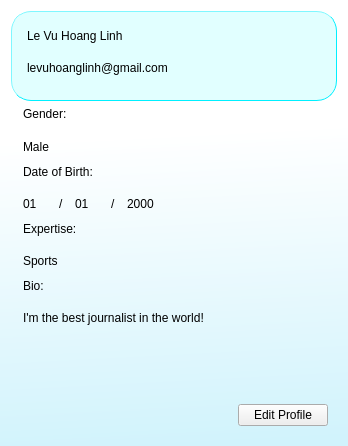
Before: the Qt Designer form views/profile.ui in bhhoang/newspaper-project, drawn with Qt 5.
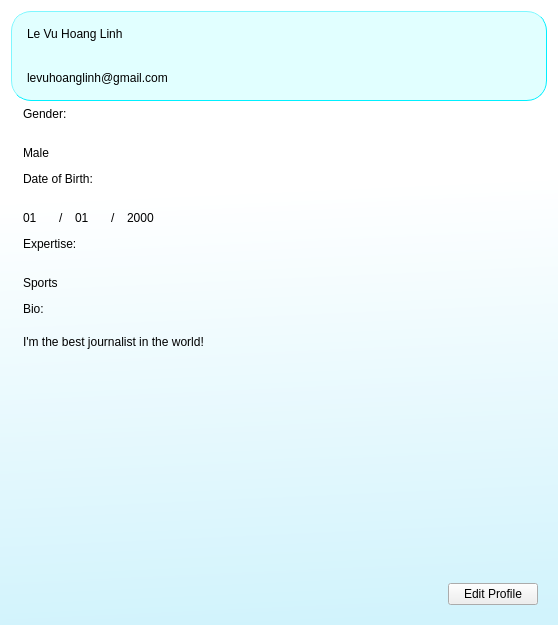
After: the same form once the commit is applied. Icons and pictures are not drawn.

Patch:
```diff
--- a/views/profile.ui
+++ b/views/profile.ui
@@ -6,8 +6,8 @@
    <rect>
     <x>0</x>
     <y>0</y>
-    <width>348</width>
-    <height>446</height>
+    <width>558</width>
+    <height>625</height>
    </rect>
   </property>
   <property name="sizeIncrement">
@@ -89,10 +89,16 @@
          </property>
          <item>
           <widget class="QLabel" name="name_display">
+           <property name="minimumSize">
+            <size>
+             <width>0</width>
+             <height>48</height>
+            </size>
+           </property>
            <property name="maximumSize">
             <size>
              <width>16777215</width>
-             <height>30</height>
+             <height>60</height>
             </size>
            </property>
            <property name="styleSheet">
@@ -108,6 +114,12 @@
          </item>
          <item>
           <widget class="QLabel" name="email_display">
+           <property name="minimumSize">
+            <size>
+             <width>0</width>
+             <height>0</height>
+            </size>
+           </property>
            <property name="maximumSize">
             <size>
              <width>16777215</width>
@@ -177,7 +189,7 @@
      </property>
      <layout class="QVBoxLayout" name="verticalLayout_3">
       <property name="spacing">
-       <number>-1</number>
+       <number>7</number>
       </property>
       <property name="leftMargin">
        <number>12</number>
@@ -376,7 +388,7 @@
            </property>
            <property name="maximumSize">
             <size>
-             <width>60</width>
+             <width>150</width>
              <height>16777215</height>
             </size>
            </property>
```
Left out of the diff: 2 changed lines with no effect on the pictures.
